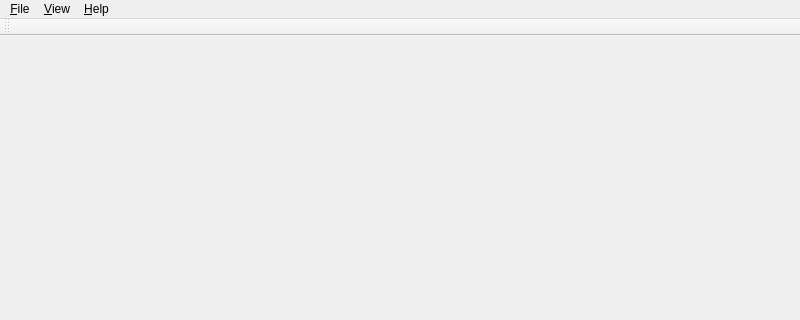
Qt form Code/Application/mvdMainWindow.ui (orfeotoolbox/OTB) before a commit; both pictures show x 0 to 800 and y 0 to 320 of the 800 by 600 pixel window.
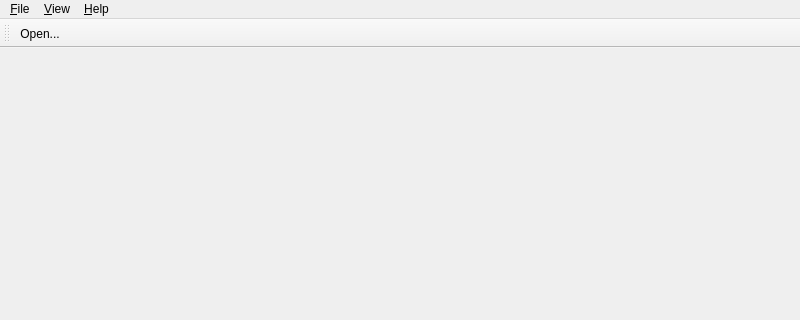
The same form after that commit. Icons and pictures are not drawn.

Commit message: ENH: Add a clickable icon in the toolbar to open a file

The edit to the form file:
```diff
--- a/Code/Application/mvdMainWindow.ui
+++ b/Code/Application/mvdMainWindow.ui
@@ -64,6 +64,7 @@
    <attribute name="toolBarBreak">
     <bool>false</bool>
    </attribute>
+   <addaction name="action_Open"/>
   </widget>
   <action name="action_Quit">
    <property name="text">
```
Left out of the diff: 8 changed lines with no effect on the pictures. The commit also changes 2 other files.
